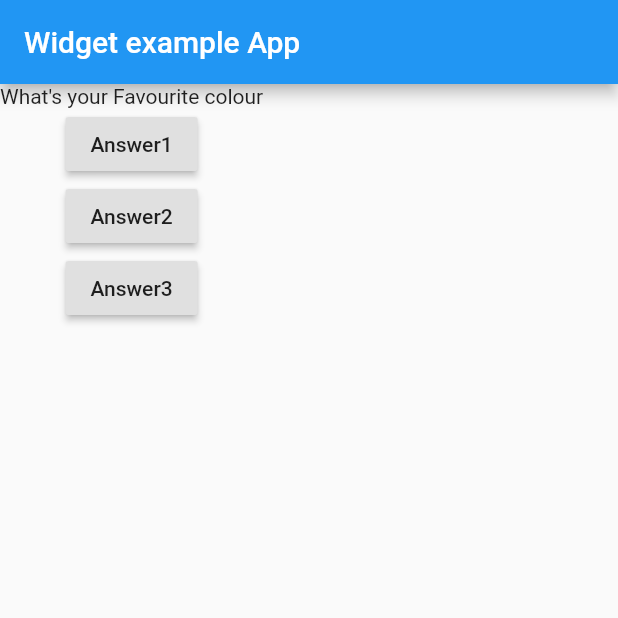
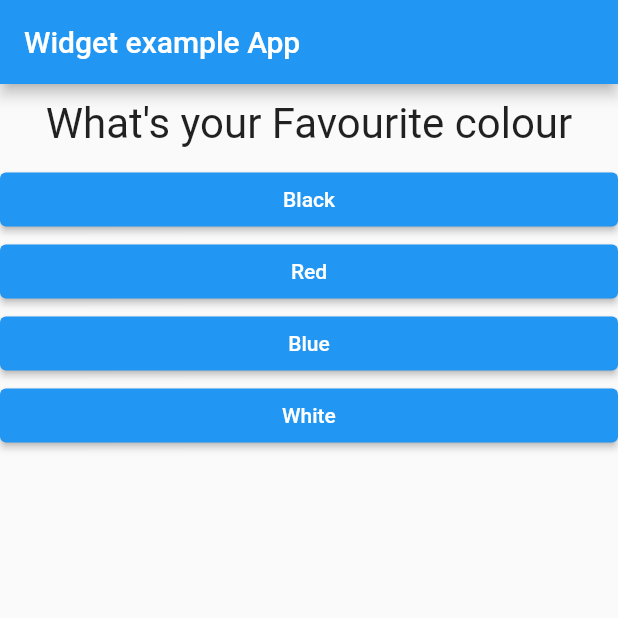
Before and after one commit to FaizaSam/WidgetEg, a Flutter app: the screen it shows after launch, on a phone screen of 412 x 824 dp, the top half of it. Run offline on Flutter 3.47's test engine with Material 2 defaults, Android fonts, the phone set to English and light mode, and no system bars.

Commit message:
use of Map

```diff
--- a/lib/MyApp.dart
+++ b/lib/MyApp.dart
@@ -1,28 +1,39 @@
-import 'package:flutter/widgets.dart';
+import 'question.dart';
 import 'package:flutter/material.dart';
+import 'answer.dart';
 
 class MyApp extends StatefulWidget {
   @override
   State<StatefulWidget> createState() {
-    return MyAppState();
+    return _MyAppState();
   }
 }
 
-class MyAppState extends State<MyApp> {
-  int questionIndex = 0;
-  void answerQuestion() {
+class _MyAppState extends State<MyApp> {
+  int _questionIndex = 0;
+  void _answerQuestion() {
     setState(() {
-      questionIndex = questionIndex + 1;
+      _questionIndex = _questionIndex + 1;
     });
 
-    print(questionIndex);
+    print(_questionIndex);
   }
 
   @override
   Widget build(BuildContext context) {
     var question = [
-      'What\'s your Favourite colour',
-      'What\'s your favourite Animal'
+      {
+        'questionText': 'What\'s your Favourite colour',
+        'answers': ['Black', 'Red', 'Blue', 'White'],
+      },
+      {
+        'questionText': 'What\'s your favourite Animal',
+        'answers': ['Rabbit', 'Snake', 'Elephant', 'Lion'],
+      },
+      {
+        'questionText': 'Which is your Favourite Place',
+        'answers': ['pkd', 'Bglr', 'cbe', 'Delhi'],
+      }
     ];
     return MaterialApp(
       home: Scaffold(
@@ -30,23 +41,12 @@ class MyAppState extends State<MyApp> {
           title: const Text('Widget example App'),
         ),
         body: Column(
-          children: <Widget>[
-            Text(question[questionIndex]),
-            RaisedButton(
-              child: Text('Answer1'),
-              onPressed: answerQuestion,
-            ),
-            RaisedButton(
-              child: Text('Answer2'),
-              onPressed: () => print('Answer two chosen'),
-            ),
-            RaisedButton(
-              child: Text('Answer3'),
-              onPressed: () {
-                //...
-                print('Answer 3 chosen');
-              },
-            ),
+          children: [
+            Question(question[_questionIndex]['questionText'] as String),
+            ...(question[_questionIndex]['answers'] as List<String>)
+                .map((answer) {
+              return Answer(_answerQuestion, answer);
+            }).toList()
           ],
         ),
       ),
--- /dev/null
+++ b/lib/answer.dart
@@ -0,0 +1,21 @@
+import 'package:flutter/material.dart';
+
+class Answer extends StatelessWidget {
+  final VoidCallback selectHandler;
+  final String answerText;
+
+  Answer(this.selectHandler, this.answerText);
+  @override
+  Widget build(BuildContext context) {
+    return Container(
+      width: double.infinity,
+      child: ElevatedButton(
+          child: Text(answerText),
+          onPressed: selectHandler,
+          style: ElevatedButton.styleFrom(
+            primary: Colors.blue,
+            onPrimary: Colors.white,
+          )),
+    );
+  }
+}
--- /dev/null
+++ b/lib/question.dart
@@ -0,0 +1,18 @@
+import 'package:flutter/material.dart';
+
+class Question extends StatelessWidget {
+  final String questionText;
+  Question(this.questionText);
+
+  @override
+  Widget build(BuildContext context) {
+    return Container(
+        width: double.infinity,
+        margin: EdgeInsets.all(10),
+        child: Text(
+          questionText,
+          style: TextStyle(fontSize: 28),
+          textAlign: TextAlign.center,
+        ));
+  }
+}
```
